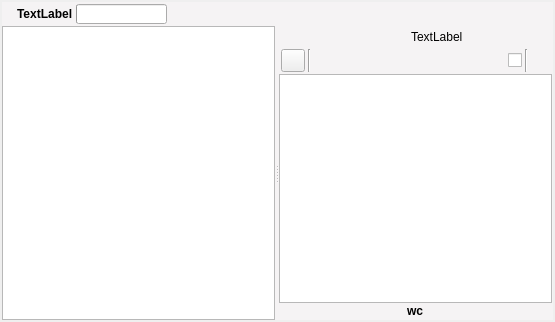
First picture: the form in ui/manuscript_view.ui, repository zkovari/plotlyst, before the edit.
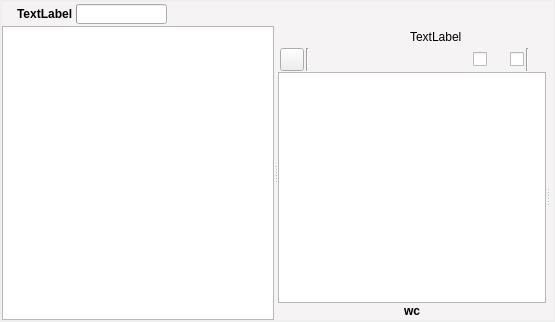
Second picture: the form after the edit. Custom widgets are drawn as their Qt base class.

Commit message: Manuscript readability report #135

Diff of the .ui file:
```diff
--- a/ui/manuscript_view.ui
+++ b/ui/manuscript_view.ui
@@ -187,7 +187,13 @@
         </property>
         <item>
          <widget class="QWidget" name="widget" native="true">
-          <layout class="QHBoxLayout" name="horizontalLayout_4">
+          <property name="sizePolicy">
+           <sizepolicy hsizetype="Preferred" vsizetype="Maximum">
+            <horstretch>0</horstretch>
+            <verstretch>0</verstretch>
+           </sizepolicy>
+          </property>
+          <layout class="QHBoxLayout" name="horizontalLayout_10">
            <property name="spacing">
             <number>2</number>
            </property>
@@ -204,7 +210,7 @@
             <number>0</number>
            </property>
            <item>
-            <spacer name="horizontalSpacer_2">
+            <spacer name="horizontalSpacer_10">
              <property name="orientation">
               <enum>Qt::Horizontal</enum>
              </property>
@@ -244,7 +250,7 @@
             </widget>
            </item>
            <item>
-            <spacer name="horizontalSpacer_3">
+            <spacer name="horizontalSpacer_11">
              <property name="orientation">
               <enum>Qt::Horizontal</enum>
              </property>
@@ -261,24 +267,30 @@
         </item>
         <item>
          <widget class="QWidget" name="wdgToolbar" native="true">
+          <property name="sizePolicy">
+           <sizepolicy hsizetype="Preferred" vsizetype="Maximum">
+            <horstretch>0</horstretch>
+            <verstretch>0</verstretch>
+           </sizepolicy>
+          </property>
           <property name="styleSheet">
            <string notr="true">#wdgToolbar {background-color: #f5f3f4;}</string>
           </property>
           <layout class="QHBoxLayout" name="horizontalLayout_2">
            <property name="spacing">
-            <number>3</number>
+            <number>2</number>
            </property>
            <property name="leftMargin">
             <number>2</number>
            </property>
            <property name="topMargin">
-            <number>2</number>
+            <number>1</number>
            </property>
            <property name="rightMargin">
             <number>2</number>
            </property>
            <property name="bottomMargin">
-            <number>2</number>
+            <number>1</number>
            </property>
            <item>
             <widget class="QToolButton" name="btnDistractionFree">
@@ -343,7 +355,20 @@
             </widget>
            </item>
            <item>
-            <widget class="Line" name="line_2">
+            <widget class="QToolButton" name="btnAnalysisIcon">
+             <property name="styleSheet">
+              <string notr="true">border:0px;</string>
+             </property>
+             <property name="text">
+              <string/>
+             </property>
+            </widget>
+           </item>
+           <item>
+            <widget class="Toggle" name="btnAnalysis"/>
+           </item>
+           <item>
+            <widget class="Line" name="line_6">
              <property name="orientation">
               <enum>Qt::Vertical</enum>
              </property>
@@ -366,6 +391,28 @@
          </widget>
         </item>
         <item>
+         <widget class="QSplitter" name="splitter_2">
+          <property name="orientation">
+           <enum>Qt::Horizontal</enum>
+          </property>
+          <property name="childrenCollapsible">
+           <bool>false</bool>
+          </property>
+          <widget class="QWidget" name="widget_3" native="true">
+           <property name="sizePolicy">
+            <sizepolicy hsizetype="Preferred" vsizetype="Expanding">
+             <horstretch>0</horstretch>
+             <verstretch>0</verstretch>
+            </sizepolicy>
+           </property>
+           <layout class="QVBoxLayout" name="verticalLayout_5">
+            <property name="spacing">
+             <number>0</number>
+            </property>
+            <item>
+             <widget class="QWidget" name="wdgTopAnalysis" native="true"/>
+            </item>
+            <item>
          <widget class="ManuscriptTextEditor" name="textEdit"/>
         </item>
         <item>
@@ -420,6 +467,45 @@
         </item>
        </layout>
       </widget>
+          <widget class="QWidget" name="wdgSideAnalysis" native="true">
+           <property name="sizePolicy">
+            <sizepolicy hsizetype="Maximum" vsizetype="Preferred">
+             <horstretch>0</horstretch>
+             <verstretch>0</verstretch>
+            </sizepolicy>
+           </property>
+           <layout class="QVBoxLayout" name="verticalLayout_3">
+            <property name="spacing">
+             <number>3</number>
+            </property>
+            <property name="leftMargin">
+             <number>0</number>
+            </property>
+            <property name="topMargin">
+             <number>0</number>
+            </property>
+            <property name="rightMargin">
+             <number>2</number>
+            </property>
+            <property name="bottomMargin">
+             <number>2</number>
+            </property>
+            <item alignment="Qt::AlignTop">
+             <widget class="ReadabilityWidget" name="wdgReadability">
+              <property name="sizePolicy">
+               <sizepolicy hsizetype="Maximum" vsizetype="Preferred">
+                <horstretch>0</horstretch>
+                <verstretch>0</verstretch>
+               </sizepolicy>
+              </property>
+             </widget>
+            </item>
+           </layout>
+          </widget>
+         </widget>
+        </item>
+       </layout>
+      </widget>
       <widget class="QWidget" name="pageEmpty"/>
      </widget>
     </widget>
@@ -427,6 +513,16 @@
   </layout>
  </widget>
  <customwidgets>
+  <customwidget>
+   <class>Toggle</class>
+   <extends>QCheckBox</extends>
+   <header>src.main.python.plotlyst.view.widget.input</header>
+  </customwidget>
+  <customwidget>
+   <class>ReadabilityWidget</class>
+   <extends>QWidget</extends>
+   <header>src.main.python.plotlyst.view.widget.manuscript</header>
+  </customwidget>
   <customwidget>
    <class>WordsDisplay</class>
    <extends>QLabel</extends>
@@ -438,11 +534,6 @@
    <header>src.main.python.plotlyst.view.widget.manuscript</header>
    <container>1</container>
   </customwidget>
-  <customwidget>
-   <class>Toggle</class>
-   <extends>QCheckBox</extends>
-   <header>src.main.python.plotlyst.view.widget.input</header>
-  </customwidget>
   <customwidget>
    <class>ManuscriptTextEditor</class>
    <extends>QTextEdit</extends>
```
Left out of the diff: 49 changed lines with no effect on the pictures. Lines whose indentation alone changed are shown as unchanged. The commit also changes 5 other files.
